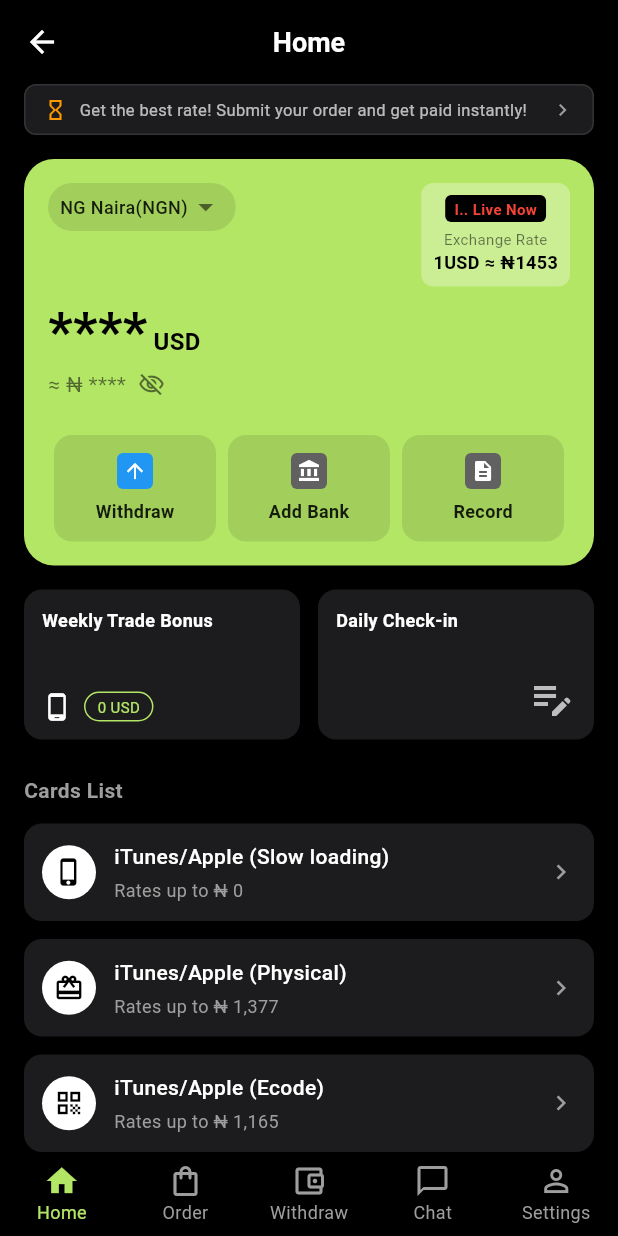
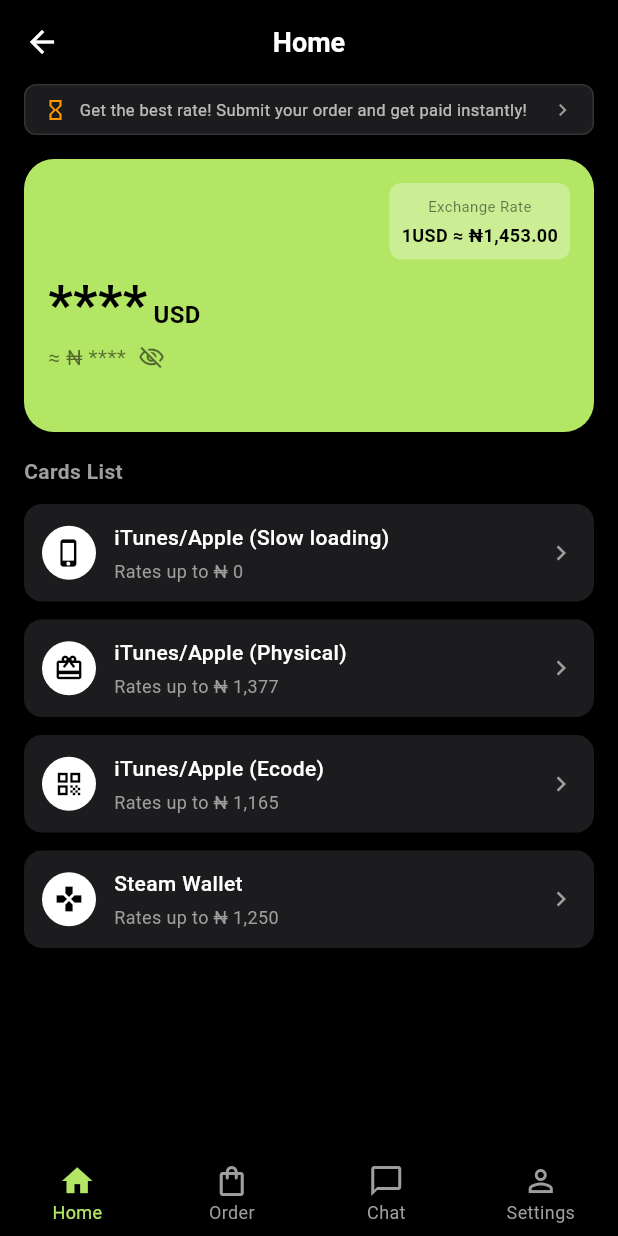
Before and after one commit to toyhank/chatwoot_flutter, a Flutter app: the MainPage screen opened by its route, after a tap on the "visibility" icon, on a phone screen of 412 x 824 dp. Run offline on Flutter 3.47's test engine with Material 3 defaults, Android fonts, the phone set to English and light mode, and no system bars; our stand-ins replace dio, firebase_core, firebase_messaging, flutter_local_notifications, shared_preferences, talker_flutter; missing offline and left inert: flutter_inappwebview; accounts and stored records are empty; network calls fail.

Commit message:
改语言和移除无用功能

```diff
--- a/lib/main.dart
+++ b/lib/main.dart
@@ -199,11 +199,11 @@
       title: 'Game Card Trading Platform',
       debugShowCheckedModeBanner: false,
       theme: AppTheme.darkTheme,
-      home: _isLoggedIn ? const MainPage() : const LoginPage(),
+      home: _isLoggedIn ? MainPage(key: mainPageKey) : const LoginPage(),
       routes: {
         '/login': (context) => const LoginPage(),
         '/register': (context) => const RegisterPage(),
-        '/main': (context) => const MainPage(),
+        '/main': (context) => MainPage(key: mainPageKey),
       },
     );
   }
--- a/lib/pages/customer_service/customer_service_api_page.dart
+++ b/lib/pages/customer_service/customer_service_api_page.dart
@@ -245,7 +245,7 @@
   Widget build(BuildContext context) {
     return Scaffold(
       appBar: AppBar(
-        title: const Text('在线客服'),
+        title: const Text('Customer Service'),
         backgroundColor: Colors.black,
         foregroundColor: Colors.white,
         actions: [
--- a/lib/pages/customer_service/customer_service_page.dart
+++ b/lib/pages/customer_service/customer_service_page.dart
@@ -68,7 +68,7 @@
   Widget build(BuildContext context) {
     return Scaffold(
       appBar: AppBar(
-        title: const Text('在线客服'),
+        title: const Text('Customer Service'),
         backgroundColor: Colors.black,
         foregroundColor: Colors.white,
         actions: [
--- a/lib/pages/home/home_page.dart
+++ b/lib/pages/home/home_page.dart
@@ -1,4 +1,6 @@
 import 'package:flutter/material.dart';
+import '../main_page.dart';
+import '../../services/exchange_rate_service.dart';
 
 class HomePage extends StatefulWidget {
   const HomePage({super.key});
@@ -9,7 +11,10 @@
 
 class _HomePageState extends State<HomePage> {
   bool _isBalanceVisible = true;
-  final String _selectedCurrency = 'NG Naira(NGN)';
+
+  // Exchange rate state
+  double? _exchangeRate;
+  bool _isLoadingRate = true;
 
   // 模拟数据
   final List<Map<String, dynamic>> _cardList = [
@@ -38,6 +43,23 @@
       'type': 'Steam',
     },
   ];
+
+  @override
+  void initState() {
+    super.initState();
+    _fetchExchangeRate();
+  }
+
+  /// 获取汇率
+  Future<void> _fetchExchangeRate() async {
+    final rate = await ExchangeRateService.getUsdToNgnRateWithFallback();
+    if (mounted) {
+      setState(() {
+        _exchangeRate = rate;
+        _isLoadingRate = false;
+      });
+    }
+  }
 
   @override
   Widget build(BuildContext context) {
@@ -69,9 +91,9 @@
             _buildAssetCard(),
             const SizedBox(height: 16),
 
-            // 功能卡片行 (Weekly Bonus / Daily Check-in)
-            _buildFeatureRow(),
-            const SizedBox(height: 24),
+            // Feature cards (Weekly Bonus / Daily Check-in) - Hidden (not implemented)
+            // _buildFeatureRow(),
+            // const SizedBox(height: 24),
 
             // 列表标题
             const Text(
@@ -138,34 +160,14 @@
       child: Column(
         crossAxisAlignment: CrossAxisAlignment.start,
         children: [
-          // 顶部：下拉框 和 汇率展示
+          // Exchange rate display (simplified)
           Row(
             mainAxisAlignment: MainAxisAlignment.spaceBetween,
             crossAxisAlignment: CrossAxisAlignment.start,
             children: [
-              // 货币选择下拉框
-              Container(
-                padding: const EdgeInsets.symmetric(horizontal: 8, vertical: 4),
-                decoration: BoxDecoration(
-                  color: Colors.black.withValues(alpha: 0.1),
-                  borderRadius: BorderRadius.circular(16),
-                ),
-                child: Row(
-                  children: [
-                    Text(
-                      _selectedCurrency,
-                      style: const TextStyle(
-                        color: Colors.black87,
-                        fontSize: 12,
-                        fontWeight: FontWeight.w500,
-                      ),
-                    ),
-                    const Icon(Icons.arrow_drop_down, color: Colors.black54),
-                  ],
-                ),
-              ),
+              const SizedBox(width: 8), // Spacer
 
-              // 右侧汇率信息块
+              // Exchange rate info block
               Container(
                 padding: const EdgeInsets.all(8),
                 decoration: BoxDecoration(
@@ -174,25 +176,16 @@
                 ),
                 child: Column(
                   children: [
-                     Container(
-                       padding: const EdgeInsets.symmetric(horizontal: 6, vertical: 2),
-                       decoration: BoxDecoration(
-                         color: Colors.black,
-                         borderRadius: BorderRadius.circular(4),
-                       ),
-                       child: const Text(
-                         'I.. Live Now',
-                         style: TextStyle(color: Colors.red, fontSize: 10, fontWeight: FontWeight.bold),
-                       ),
-                     ),
-                     const SizedBox(height: 4),
                      const Text(
                        'Exchange Rate',
                        style: TextStyle(color: Colors.black54, fontSize: 10),
                      ),
-                     const Text(
-                       '1USD ≈ ₦1453',
-                       style: TextStyle(color: Colors.black, fontSize: 12, fontWeight: FontWeight.bold),
+                     const SizedBox(height: 4),
+                     Text(
+                       _isLoadingRate
+                         ? '1USD ≈ ₦...'
+                         : '1USD ≈ ₦${ExchangeRateService.formatRate(_exchangeRate!)}',
+                       style: const TextStyle(color: Colors.black, fontSize: 12, fontWeight: FontWeight.bold),
                      ),
                   ],
                 ),
@@ -251,15 +244,15 @@
           ),
           const SizedBox(height: 24),
 
-          // 底部三个按钮
-          Row(
-            mainAxisAlignment: MainAxisAlignment.spaceBetween,
-            children: [
-              _buildActionButton(Icons.arrow_upward, 'Withdraw', Colors.blue),
-              _buildActionButton(Icons.account_balance, 'Add Bank', Colors.grey[700]!),
-              _buildActionButton(Icons.description, 'Record', Colors.grey[700]!),
-            ],
-          ),
+          // Bottom action buttons - Hidden (not implemented)
+          // Row(
+          //   mainAxisAlignment: MainAxisAlignment.spaceBetween,
+          //   children: [
+          //     _buildActionButton(Icons.arrow_upward, 'Withdraw', Colors.blue),
+          //     _buildActionButton(Icons.account_balance, 'Add Bank', Colors.grey[700]!),
+          //     _buildActionButton(Icons.description, 'Record', Colors.grey[700]!),
+          //   ],
+          // ),
         ],
       ),
     );
@@ -374,7 +367,12 @@
 
   // 4. 列表项
   Widget _buildListItem(Map<String, dynamic> item) {
-    return Container(
+    return InkWell(
+      onTap: () {
+        // Navigate to chat tab (index 2, after Withdraw tab removed)
+        mainPageKey.currentState?.switchToTab(2);
+      },
+      child: Container(
       padding: const EdgeInsets.all(12),
       decoration: BoxDecoration(
         color: const Color(0xFF1C1C1E),
@@ -417,6 +415,7 @@
           const Icon(Icons.chevron_right, color: Colors.grey, size: 20),
         ],
       ),
+      ),
     );
   }
 }
--- a/lib/pages/login/login_page.dart
+++ b/lib/pages/login/login_page.dart
@@ -125,16 +125,16 @@
               ),
               const SizedBox(height: 12),
 
-              // 忘记密码
-              Align(
-                alignment: Alignment.centerRight,
-                child: TextButton(
-                  onPressed: () {
-                    // TODO: 跳转到忘记密码页面
-                  },
-                  child: const Text('Forgot Password?'),
-                ),
-              ),
+              // Forgot password - Hidden (not implemented)
+              // Align(
+              //   alignment: Alignment.centerRight,
+              //   child: TextButton(
+              //     onPressed: () {
+              //       // TODO: 跳转到忘记密码页面
+              //     },
+              //     child: const Text('Forgot Password?'),
+              //   ),
+              // ),
               const SizedBox(height: 20),
 
               // 登录按钮
@@ -165,23 +165,23 @@
               ),
               const SizedBox(height: 40),
 
-              // 第三方登录
-              const Divider(),
-              const SizedBox(height: 20),
-              const Text(
-                'Other Login Methods',
-                textAlign: TextAlign.center,
-                style: TextStyle(fontSize: 12),
-              ),
-              const SizedBox(height: 20),
-              Row(
-                mainAxisAlignment: MainAxisAlignment.center,
-                children: [
-                  _buildSocialLoginButton(Icons.wechat, 'WeChat'),
-                  const SizedBox(width: 30),
-                  _buildSocialLoginButton(Icons.phone_android, 'QQ'),
-                ],
-              ),
+              // Social login - Hidden (not implemented)
+              // const Divider(),
+              // const SizedBox(height: 20),
+              // const Text(
+              //   'Other Login Methods',
+              //   textAlign: TextAlign.center,
+              //   style: TextStyle(fontSize: 12),
+              // ),
+              // const SizedBox(height: 20),
+              // Row(
+              //   mainAxisAlignment: MainAxisAlignment.center,
+              //   children: [
+              //     _buildSocialLoginButton(Icons.wechat, 'WeChat'),
+              //     const SizedBox(width: 30),
+              //     _buildSocialLoginButton(Icons.phone_android, 'QQ'),
+              //   ],
+              // ),
             ],
           ),
         ),
--- a/lib/pages/main_page.dart
+++ b/lib/pages/main_page.dart
@@ -13,17 +13,20 @@
   const MainPage({super.key});
 
   @override
-  State<MainPage> createState() => _MainPageState();
+  State<MainPage> createState() => MainPageState();
 }
 
-class _MainPageState extends State<MainPage> {
+// Global key to access MainPage state from anywhere
+final GlobalKey<MainPageState> mainPageKey = GlobalKey<MainPageState>();
+
+class MainPageState extends State<MainPage> {
   int _currentIndex = 0;
 
-  // 页面列表
+  // 页面列表 (Withdraw tab hidden)
   final List<Widget> _pages = [
     const HomePage(),
     const TradePage(),
-    const WithdrawPage(),
+    // const WithdrawPage(), // Hidden
     const CustomerServicePage(),
     const UserPage(),
   ];
@@ -53,8 +56,8 @@
                 _currentIndex = index;
               });
 
-              // 如果点击的是聊天tab（索引3），清除未读
-              if (index == 3) {
+              // 如果点击的是聊天tab（索引2，因为Withdraw已隐藏），清除未读
+              if (index == 2) {
                 unreadNotifier.clearUnread();
               }
             },
@@ -62,6 +65,15 @@
         },
       ),
     );
+  }
+
+  // Public method to switch tabs from external pages
+  void switchToTab(int index) {
+    if (index >= 0 && index < _pages.length) {
+      setState(() {
+        _currentIndex = index;
+      });
+    }
   }
 
   /// 构建底部导航栏项目（带未读标记）
@@ -77,11 +89,12 @@
         activeIcon: Icon(Icons.shopping_bag),
         label: 'Order',
       ),
-      const BottomNavigationBarItem(
-        icon: Icon(Icons.account_balance_wallet_outlined),
-        activeIcon: Icon(Icons.account_balance_wallet),
-        label: 'Withdraw',
-      ),
+      // Withdraw tab removed
+      // const BottomNavigationBarItem(
+      //   icon: Icon(Icons.account_balance_wallet_outlined),
+      //   activeIcon: Icon(Icons.account_balance_wallet),
+      //   label: 'Withdraw',
+      // ),
       BottomNavigationBarItem(
         icon: _buildChatIcon(Icons.chat_bubble_outline, hasUnread),
         activeIcon: _buildChatIcon(Icons.chat_bubble, hasUnread),
--- a/lib/pages/register/register_page.dart
+++ b/lib/pages/register/register_page.dart
@@ -252,27 +252,17 @@
                     child: Wrap(
                       children: [
                         const Text('I have read and agree to '),
-                        GestureDetector(
-                          onTap() {
-                            // TODO: 显示用户协议
-                          },
-                          child: Text(
+                        Text(
                           'Terms of Service',
                           style: TextStyle(
                             color: Theme.of(context).primaryColor,
                           ),
                         ),
-                        ),
                         const Text(' and '),
-                        GestureDetector(
-                          onTap: () {
-                            // TODO: 显示隐私政策
-                          },
-                          child: Text(
+                        Text(
                           'Privacy Policy',
                           style: TextStyle(
                             color: Theme.of(context).primaryColor,
-                            ),
                           ),
                         ),
                       ],
--- a/lib/pages/trade/trade_page.dart
+++ b/lib/pages/trade/trade_page.dart
@@ -1,4 +1,5 @@
 import 'package:flutter/material.dart';
+import '../main_page.dart';
 
 /// 交易页面
 class TradePage extends StatefulWidget {
@@ -59,11 +60,16 @@
         padding: const EdgeInsets.all(16),
         itemCount: 10,
         itemBuilder: (context, index) {
-          return Card(
-            margin: const EdgeInsets.only(bottom: 12),
-            child: Padding(
-              padding: const EdgeInsets.all(16),
-              child: Column(
+          return InkWell(
+            onTap: () {
+              // Navigate to chat tab when order card is tapped (index 2)
+              mainPageKey.currentState?.switchToTab(2);
+            },
+            child: Card(
+              margin: const EdgeInsets.only(bottom: 12),
+              child: Padding(
+                padding: const EdgeInsets.all(16),
+                child: Column(
                 crossAxisAlignment: CrossAxisAlignment.start,
                 children: [
                   // 订单头部
@@ -71,7 +77,7 @@
                     mainAxisAlignment: MainAxisAlignment.spaceBetween,
                     children: [
                       Text(
-                        '订单号: ${DateTime.now().millisecondsSinceEpoch + index}',
+                        'Order #: ${DateTime.now().millisecondsSinceEpoch + index}',
                         style: const TextStyle(fontSize: 12),
                       ),
                       Text(
@@ -103,7 +109,16 @@
                           crossAxisAlignment: CrossAxisAlignment.start,
                           children: [
                             Text(
-                              '卡牌名称 ${index + 1}',
+                              () {
+                                final cardNames = [
+                                  'iTunes Gift Card \$100',
+                                  'Apple Store Gift Card \$50',
+                                  'App Store & iTunes \$25',
+                                  'Apple Music Gift Card \$15',
+                                  'iTunes Digital Code \$10',
+                                ];
+                                return cardNames[index % cardNames.length];
+                              }(),
                               style: const TextStyle(
                                 fontSize: 16,
                                 fontWeight: FontWeight.bold,
@@ -111,7 +126,7 @@
                             ),
                             const SizedBox(height: 4),
                             const Text(
-                              '数量: x1',
+                              'Quantity: x1',
                               style: TextStyle(fontSize: 12),
                             ),
                           ],
@@ -138,31 +153,32 @@
                     ],
                   ),
 
-                  // 操作按钮
-                  if (status == 'In Progress')
-                    Padding(
-                      padding: const EdgeInsets.only(top: 12),
-                      child: Row(
-                        mainAxisAlignment: MainAxisAlignment.end,
-                        children: [
-                          OutlinedButton(
-                            onPressed: () {
-                              // TODO: 取消订单
-                            },
-                            child: const Text('Cancel Order'),
-                          ),
-                          const SizedBox(width: 8),
-                          ElevatedButton(
-                            onPressed: () {
-                              // TODO: 查看详情
-                            },
-                            child: const Text('View Details'),
-                          ),
-                        ],
-                      ),
-                    ),
+                  // Action buttons hidden (not implemented)
+                  // if (status == 'In Progress')
+                  //   Padding(
+                  //     padding: const EdgeInsets.only(top: 12),
+                  //     child: Row(
+                  //       mainAxisAlignment: MainAxisAlignment.end,
+                  //       children: [
+                  //         OutlinedButton(
+                  //           onPressed: () {
+                  //             // TODO: 取消订单
+                  //           },
+                  //           child: const Text('Cancel Order'),
+                  //         ),
+                  //         const SizedBox(width: 8),
+                  //         ElevatedButton(
+                  //           onPressed: () {
+                  //             // TODO: 查看详情
+                  //           },
+                  //           child: const Text('View Details'),
+                  //         ),
+                  //       ],
+                  //     ),
+                  //   ),
                 ],
               ),
+            ),
             ),
           );
         },
--- a/lib/pages/user/user_page.dart
+++ b/lib/pages/user/user_page.dart
@@ -1,4 +1,5 @@
 import 'package:flutter/material.dart';
+import 'package:shared_preferences/shared_preferences.dart';
 import '../log_viewer_page.dart';
 
 /// 用户中心页面
@@ -12,22 +13,43 @@
 class _UserPageState extends State<UserPage> {
   bool _isLoggedIn = false;
   String _username = 'Guest';
+  String _email = '';
+  String _userId = '';
   final String _avatar = '';
   double _balance = 0.0;
+
+  @override
+  void initState() {
+    super.initState();
+    _loadUserInfo();
+  }
+
+  /// 加载用户信息
+  Future<void> _loadUserInfo() async {
+    final prefs = await SharedPreferences.getInstance();
+
+    setState(() {
+      _isLoggedIn = prefs.getBool('is_logged_in') ?? false;  // AppConfig.keyIsLoggedIn
+      _username = prefs.getString('userName') ?? 'Guest';  // 'userName' not 'name'
+      _email = prefs.getString('userEmail') ?? '';  // 'userEmail' not 'email'
+      _userId = prefs.getString('userId') ?? '';
+    });
+  }
 
   @override
   Widget build(BuildContext context) {
     return Scaffold(
       appBar: AppBar(
         title: const Text('Settings'),
-        actions: [
-          IconButton(
-            icon: const Icon(Icons.settings),
-            onPressed: () {
-              // TODO: 跳转到设置页面
-            },
-          ),
-        ],
+        // Settings icon removed (not implemented)
+        // actions: [
+        //   IconButton(
+        //     icon: const Icon(Icons.settings),
+        //     onPressed: () {
+        //       // TODO: 跳转到设置页面
+        //     },
+        //   ),
+        // ],
       ),
       body: ListView(
         children: [
@@ -35,9 +57,9 @@
           _buildUserInfoCard(),
           const SizedBox(height: 10),
 
-          // 我的资产
-          _buildAssetsCard(),
-          const SizedBox(height: 10),
+          // Assets card - Hidden (not implemented)
+          // _buildAssetsCard(),
+          // const SizedBox(height: 10),
 
           // 功能列表
           _buildMenuList(),
@@ -84,7 +106,9 @@
                     ),
                     const SizedBox(height: 4),
                     Text(
-                      _isLoggedIn ? 'ID: 123456' : 'Login for more services',
+                      _isLoggedIn
+                        ? (_email.isNotEmpty ? _email : 'ID: $_userId')
+                        : 'Login for more services',
                       style: TextStyle(
                         fontSize: 12,
                         color: Colors.grey[600],
@@ -162,15 +186,17 @@
 
   /// 功能列表
   Widget _buildMenuList() {
+    // Only show App Logs (functional) - other items hidden
     final menuItems = [
       {'icon': Icons.bug_report, 'title': 'App Logs', 'route': '/logs'},
-      {'icon': Icons.account_balance_wallet, 'title': 'My Wallet', 'route': '/wallet'},
-      {'icon': Icons.history, 'title': 'Withdrawal History', 'route': '/record'},
-      {'icon': Icons.card_giftcard, 'title': 'Daily Check-in', 'route': '/signin'},
-      {'icon': Icons.person_add, 'title': 'Invite Friends', 'route': '/invite'},
-      {'icon': Icons.notifications, 'title': 'Notifications', 'route': '/notifications'},
-      {'icon': Icons.help, 'title': 'Help Center', 'route': '/help'},
-      {'icon': Icons.info, 'title': 'About Us', 'route': '/about'},
+      // Hidden non-functional items:
+      // {'icon': Icons.account_balance_wallet, 'title': 'My Wallet', 'route': '/wallet'},
+      // {'icon': Icons.history, 'title': 'Withdrawal History', 'route': '/record'},
+      // {'icon': Icons.card_giftcard, 'title': 'Daily Check-in', 'route': '/signin'},
+      // {'icon': Icons.person_add, 'title': 'Invite Friends', 'route': '/invite'},
+      // {'icon': Icons.notifications, 'title': 'Notifications', 'route': '/notifications'},
+      // {'icon': Icons.help, 'title': 'Help Center', 'route': '/help'},
+      // {'icon': Icons.info, 'title': 'About Us', 'route': '/about'},
     ];
 
     return Card(
--- a/lib/pages/withdraw/withdraw_page.dart
+++ b/lib/pages/withdraw/withdraw_page.dart
@@ -1,5 +1,6 @@
 import 'package:flutter/material.dart';
 import 'package:flutter/services.dart';
+import '../main_page.dart';
 
 /// 提现页面
 class WithdrawPage extends StatefulWidget {
@@ -29,14 +30,15 @@
     return Scaffold(
       appBar: AppBar(
         title: const Text('Withdraw'),
-        actions: [
-          TextButton(
-            onPressed: () {
-              // TODO: 跳转到提现记录
-            },
-            child: const Text('Withdrawal History'),
-          ),
-        ],
+        // Withdrawal History removed (not implemented)
+        // actions: [
+        //   TextButton(
+        //     onPressed: () {
+        //       // TODO: 跳转到提现记录
+        //     },
+        //     child: const Text('Withdrawal History'),
+        //   ),
+        // ],
       ),
       body: Form(
         key: _formKey,
@@ -59,11 +61,11 @@
             _buildAccountInput(),
             const SizedBox(height: 30),
 
-            // 提现按钮
-            ElevatedButton(
-              onPressed: _onWithdraw,
-              child: const Text('Withdraw Now'),
-            ),
+            // Withdraw button hidden (not implemented)
+            // ElevatedButton(
+            //   onPressed: _onWithdraw,
+            //   child: const Text('Withdraw Now'),
+            // ),
             const SizedBox(height: 16),
 
             // 提现说明
@@ -76,7 +78,12 @@
 
   /// 余额卡片
   Widget _buildBalanceCard() {
-    return Card(
+    return InkWell(
+      onTap: () {
+        // Navigate to chat tab when balance card is tapped (index 2)
+        mainPageKey.currentState?.switchToTab(2);
+      },
+      child: Card(
         child: Padding(
           padding: const EdgeInsets.all(20),
           child: Column(
@@ -95,6 +102,7 @@
                 ),
               ),
             ],
+          ),
         ),
       ),
     );
--- /dev/null
+++ b/lib/services/exchange_rate_service.dart
@@ -0,0 +1,61 @@
+import 'dart:async';
+import 'dart:convert';
+import 'package:http/http.dart' as http;
+
+/// 汇率服务 - 获取USD到NGN的实时汇率
+class ExchangeRateService {
+  // 使用GitHub免费API (无需API key)
+  static const String _apiUrl =
+      'https://cdn.jsdelivr.net/npm/@fawazahmed0/currency-api@latest/v1/currencies/usd.json';
+
+  static const Duration _timeout = Duration(seconds: 5);
+  static const double _defaultRate = 1453.0; // 默认汇率（API失败时使用）
+
+  /// 获取USD到NGN的汇率
+  /// 返回汇率值，失败时返回null
+  static Future<double?> getUsdToNgnRate() async {
+    try {
+      final response = await http.get(
+        Uri.parse(_apiUrl),
+      ).timeout(_timeout);
+
+      if (response.statusCode == 200) {
+        final data = json.decode(response.body) as Map<String, dynamic>;
+
+        // API返回格式: {"date": "2024-01-21", "usd": {"ngn": 1453.25, ...}}
+        if (data.containsKey('usd')) {
+          final usdRates = data['usd'] as Map<String, dynamic>;
+          if (usdRates.containsKey('ngn')) {
+            final rate = usdRates['ngn'];
+            if (rate is num) {
+              return rate.toDouble();
+            }
+          }
+        }
+      }
+
+      return null;
+    } on TimeoutException {
+      // 超时
+      return null;
+    } catch (e) {
+      // 其他错误（网络错误、解析错误等）
+      return null;
+    }
+  }
+
+  /// 获取汇率，失败时返回默认值
+  static Future<double> getUsdToNgnRateWithFallback() async {
+    final rate = await getUsdToNgnRate();
+    return rate ?? _defaultRate;
+  }
+
+  /// 格式化汇率显示
+  static String formatRate(double rate) {
+    // 格式化为带千位分隔符的字符串
+    return rate.toStringAsFixed(2).replaceAllMapped(
+      RegExp(r'(\d)(?=(\d{3})+(?!\d))'),
+      (Match m) => '${m[1]},',
+    );
+  }
+}
```
Also changed, not shown: 2 other files. Lines whose indentation alone changed are shown as unchanged.
